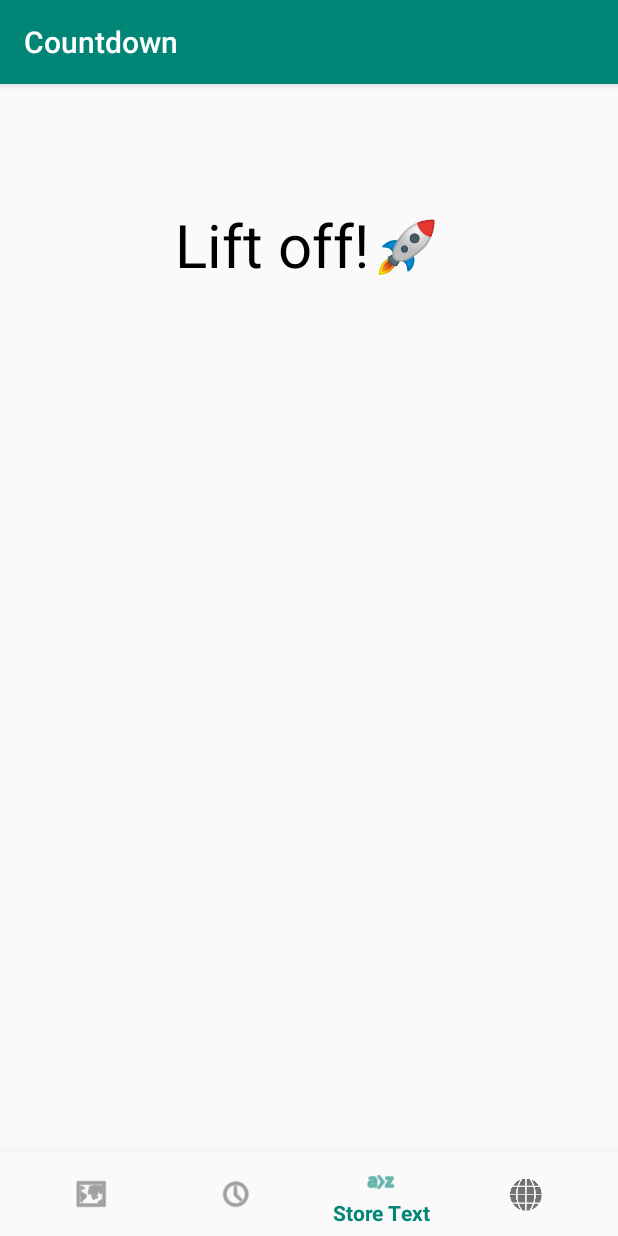
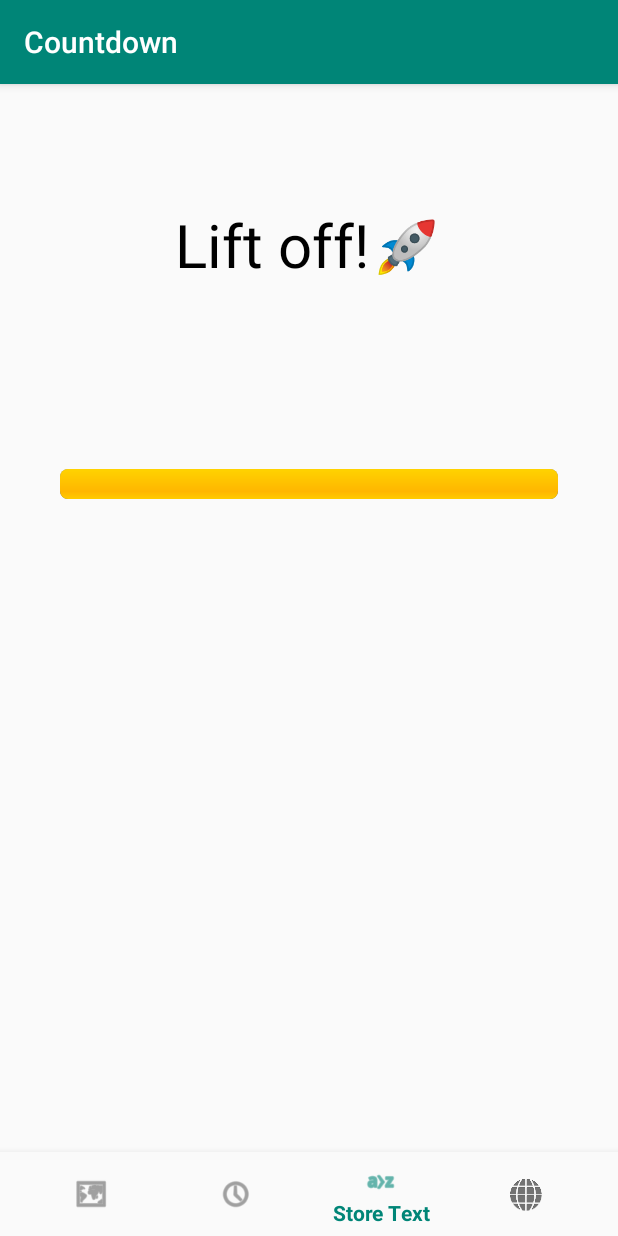
Before and after one commit to alfisti21/MutliTool, an Android app: the CountdownFragment screen opened through its navigation route, item 3 of the bottom bar chosen, on a phone screen of 412 x 824 dp. Run offline under Robolectric (Android 15) with nearby library versions, the phone set to English and light mode, and no system bars; our stand-ins replace RxJava, navigation-ui; libraries missing offline, so code that uses them is left out: com.tbruyelle.rxpermissions2; Roboto replaces fonts that are not available here; 2 statements that could not run were skipped.

Commit message:
Improved progress bar for countdown

```diff
--- a/app/src/main/java/com/ladopoulos/mutlitool/MainActivity.java
+++ b/app/src/main/java/com/ladopoulos/mutlitool/MainActivity.java
@@ -59,8 +59,6 @@ public class MainActivity extends AppCompatActivity {
 
         setContentView(R.layout.activity_main);
         BottomNavigationView navView = findViewById(R.id.nav_view);
-        // Passing each menu ID as a set of Ids because each
-        // menu should be considered as top level destinations.
         AppBarConfiguration appBarConfiguration = new AppBarConfiguration.Builder(
                 R.id.navigation_Map, R.id.navigation_Countdown, R.id.navigation_Storetext, R.id.navigation_Web)
                 .build();
--- a/app/src/main/java/com/ladopoulos/mutlitool/ui/countdown/CountdownFragment.java
+++ b/app/src/main/java/com/ladopoulos/mutlitool/ui/countdown/CountdownFragment.java
@@ -21,20 +21,17 @@ public class CountdownFragment extends Fragment {
         View root = inflater.inflate(R.layout.fragment_countdown, container, false);
         final TextView textView = root.findViewById(R.id.text_countdown);
         final ProgressBar bar = root.findViewById(R.id.progressBar);
+        bar.setProgress(0);
         countdownViewModel.getText().observe(this, new Observer<String>() {
             @Override
             public void onChanged(@Nullable String s) {
                 textView.setText(s);
             }
         });
-        countdownViewModel.loaded().observe(this, new Observer<Boolean>() {
+        countdownViewModel.loaded().observe(this, new Observer<Integer>() {
             @Override
-            public void onChanged(@Nullable Boolean isLoading) {
-                if (isLoading != null) {
-                    if (isLoading) {
-                        bar.setVisibility(View.GONE);
-                    }
-                }
+            public void onChanged(@Nullable Integer isLoading) {
+                bar.setProgress(isLoading);
             }
         });
         return root;
--- a/app/src/main/java/com/ladopoulos/mutlitool/ui/countdown/CountdownViewModel.java
+++ b/app/src/main/java/com/ladopoulos/mutlitool/ui/countdown/CountdownViewModel.java
@@ -8,24 +8,26 @@ import androidx.lifecycle.ViewModel;
 public class CountdownViewModel extends ViewModel {
     private int unicode = 0x1F680;
     private String emoji;
-
     private MutableLiveData<String> mText;
-    private MutableLiveData<Boolean> isLoading;
+    private MutableLiveData<Integer> isLoading;
+    int i=0;
 
     public CountdownViewModel() {
 
         mText = new MutableLiveData<>();
         isLoading = new MutableLiveData<>();
-        isLoading.setValue(false);
+        isLoading.setValue(0);
         new CountDownTimer(5000, 100) {
             public void onTick(long millisUntilFinished) {
+                i++;
                 mText.setValue("Rocket launch in: \n" + ((millisUntilFinished / 500)+1));
+                isLoading.setValue(i*100/(5000/100));
             }
 
             public void onFinish() {
                 emoji = getEmojiByUnicode(unicode);
                 mText.setValue("Lift off!"+ emoji);
-                isLoading.setValue(true);
+                isLoading.setValue(100);
             }
         }.start();
     }
@@ -33,13 +35,13 @@ public class CountdownViewModel extends ViewModel {
     LiveData<String> getText() {
         return mText;
     }
-    LiveData<Boolean> loaded() {
+    LiveData<Integer> loaded() {
         return isLoading;
     }
     private String getEmojiByUnicode(int unicode){
         return new String(Character.toChars(unicode));
     }
     private void downloadFinished() {
-        isLoading.setValue(true);
+        isLoading.setValue(100);
     }
 }
--- a/app/src/main/res/layout/fragment_countdown.xml
+++ b/app/src/main/res/layout/fragment_countdown.xml
@@ -21,8 +21,10 @@
 
     <ProgressBar
         android:id="@+id/progressBar"
-        style="@android:style/Widget.DeviceDefault.ProgressBar.Large"
-        android:layout_width="wrap_content"
+        style="@android:style/Widget.ProgressBar.Horizontal"
+        android:layout_width="match_parent"
+        android:layout_marginStart="40dp"
+        android:layout_marginEnd="40dp"
         android:layout_height="wrap_content"
         app:layout_constraintVertical_bias="0.2"
         app:layout_constraintBottom_toBottomOf="parent"
```
